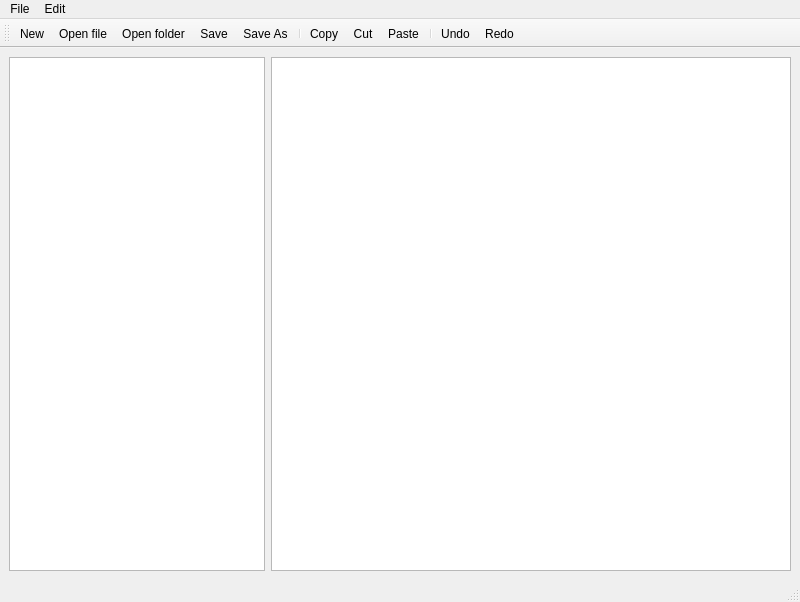
The window that noted.ui (elmahdigaga/noted) describes before a commit, drawn with Qt 5.
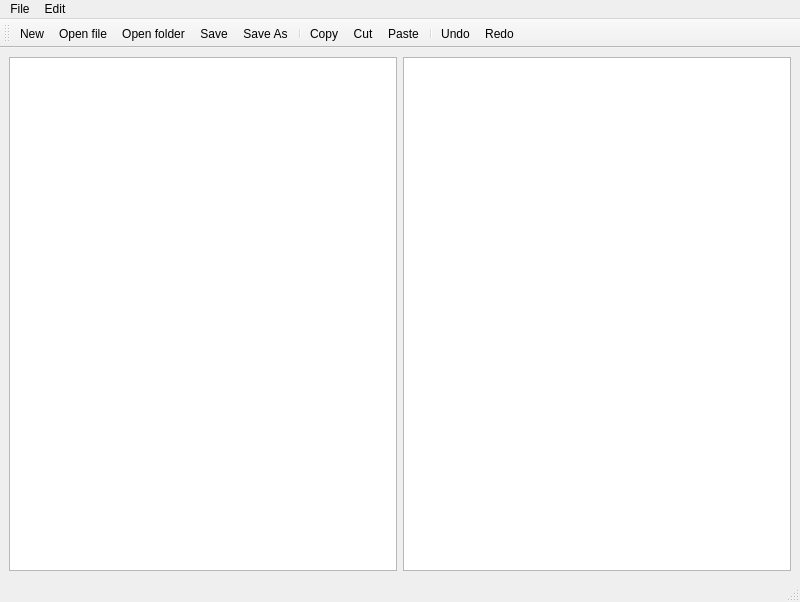
The same window after the commit. Icons and pictures are not drawn.

Patch:
```diff
--- a/noted.ui
+++ b/noted.ui
@@ -17,7 +17,7 @@
    <layout class="QHBoxLayout" name="horizontalLayout_4">
     <item>
      <layout class="QHBoxLayout" name="horizontalLayout">
-      <item alignment="Qt::AlignLeft">
+      <item>
        <widget class="QTreeView" name="treeView">
         <property name="minimumSize">
          <size>
```
